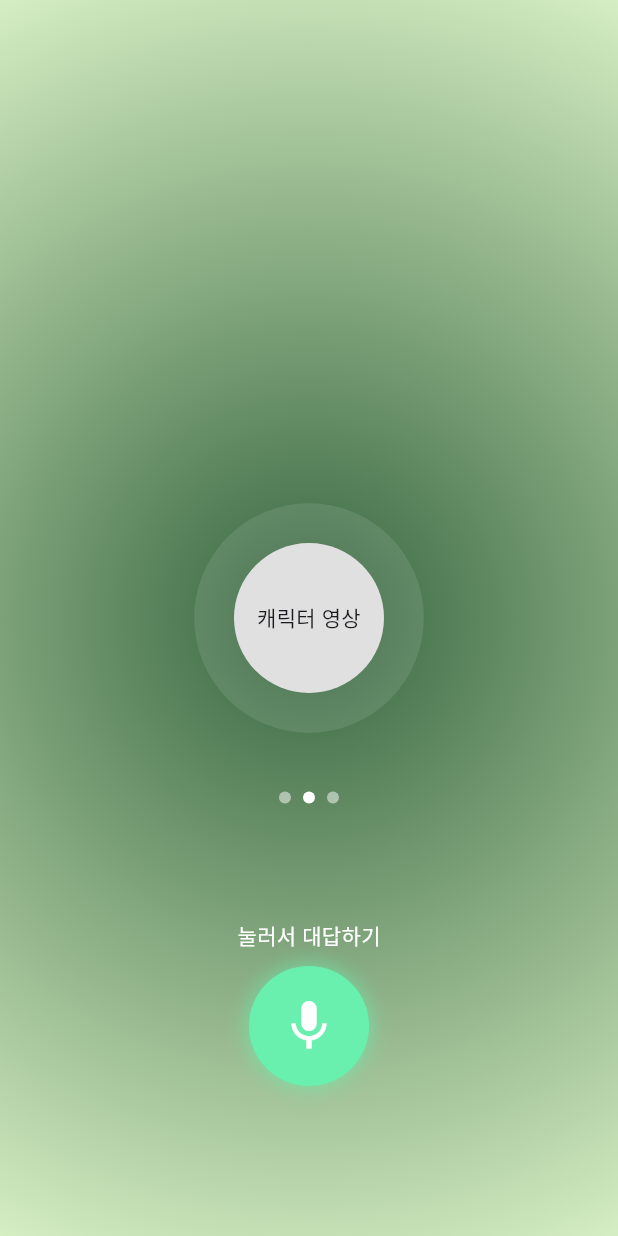
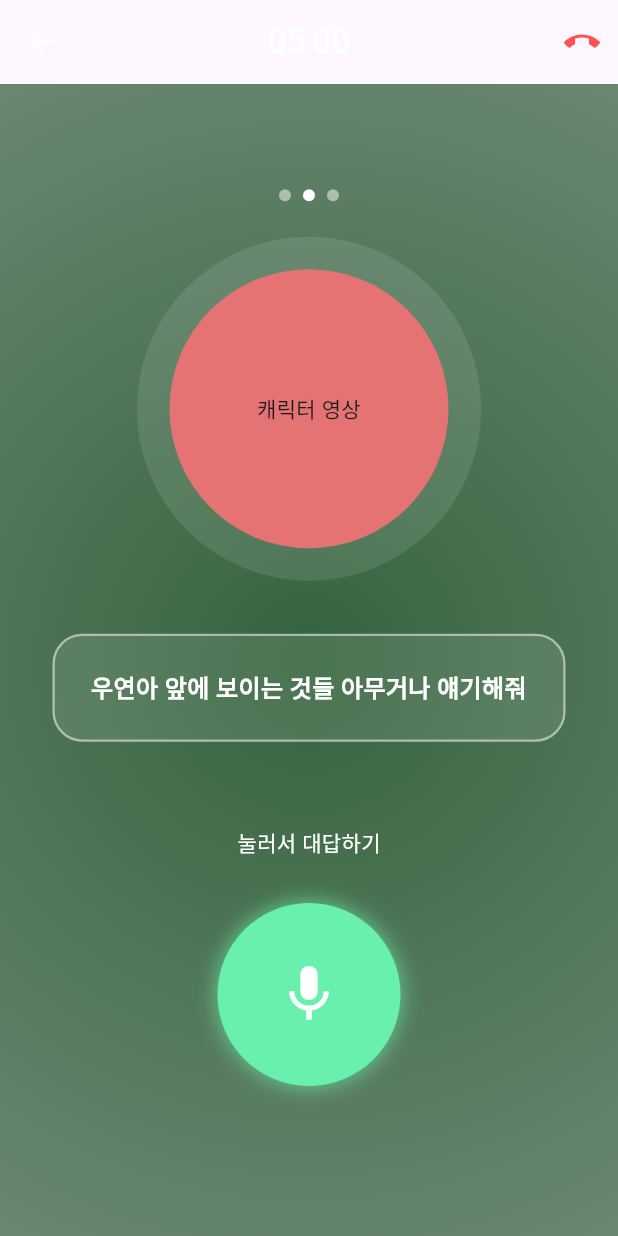
Before and after one commit to GDG-Solution/GDG-Front, a Flutter app: the CallingMain screen opened directly, on a phone screen of 412 x 824 dp. Run offline on Flutter 3.47's test engine with Material 3 defaults, Android fonts, the phone set to English and light mode, and no system bars.

Commit message:
Style: 요소 재배열
- 전체 Column으로 감싸게 변경
- 캐릭터 영상 부분은 Stack으로 애니메이션 효과 적용
- 전체 padding (SizedBox) 수정

```diff
--- a/breath/lib/screens/calling/calling_main.dart
+++ b/breath/lib/screens/calling/calling_main.dart
@@ -29,17 +29,30 @@ class _CallingMainState extends State<CallingMain>
   @override
   Widget build(BuildContext context) {
     return Scaffold(
+      appBar: _buildAppBar(), // ✅ 상단 앱바
       body: Container(
         decoration: BoxDecoration(
           gradient: RadialGradient(
-            center: Alignment.center, // ✅ 원형 그라데이션 중심을 상단으로 설정
-            radius: 1.2, // ✅ 그라데이션 반경 조정
+            center: Alignment.center,
+            radius: 1.2,
             colors: [
               Color(0xFF35643E), // 진한 녹색 (중심)
-              Color(0xFFE1F8CC), // 밝은 연두색 (외곽)
+              Color(0xFF728C78), // 밝은 연두색 (외곽)
             ],
           ),
         ),
+        child: Column(
+          mainAxisAlignment: MainAxisAlignment.spaceBetween, // ✅ 상, 중, 하 균등 분배
+          children: [
+            // ✅ 1. 상단 영역 (타이머 등)
+            SizedBox(height: 10),
+
+            // ✅ 2. 중앙 영역 (캐릭터 + 애니메이션)
+            Column(
+              children: [
+                Container(
+                  // 캐릭터 영상
+                  height: 300,
                   child: Stack(
                     alignment: Alignment.center,
                     children: [
@@ -48,13 +61,44 @@ class _CallingMainState extends State<CallingMain>
                       Positioned(
                         bottom: MediaQuery.of(context).size.height * 0.35,
                         child: PageIndicator(), // 페이지 인디케이터
+                      )
+                    ],
                   ),
-            Align(
-              alignment: Alignment.bottomCenter, // ✅ 하단 중앙 정렬
-              child: Padding(
-                padding: EdgeInsets.only(bottom: 50), // ✅ 하단 여백 조정
+                ),
+
+                // SizedBox(height: 10),
+                // PageIndicator(), // 페이지 인디케이터
+                SizedBox(height: 0),
+                Container(
+                  height: 72, // ✅ 높이를 줄여서 버튼 스타일처럼 만들기
+                  width: double.infinity,
+                  margin: EdgeInsets.symmetric(horizontal: 35), // ✅ 좌우 여백 추가
+                  decoration: BoxDecoration(
+                    color: Colors.white.withOpacity(0.1), // ✅ 반투명한 배경
+                    borderRadius: BorderRadius.circular(20), // ✅ 둥근 모서리
+                    border: Border.all(
+                      color: Colors.white.withOpacity(0.5), // ✅ 반투명한 테두리
+                      width: 1.5, // ✅ 테두리 두께
+                    ),
+                  ),
+                  alignment: Alignment.center,
+                  child: Text(
+                    "우연아 앞에 보이는 것들 아무거나 얘기해줘",
+                    style: TextStyle(
+                      color: Colors.white, // ✅ 흰색 텍스트
+                      fontSize: 16, // ✅ 적절한 폰트 크기
+                      fontWeight: FontWeight.w600, // ✅ 중간 굵기 적용
+                    ),
+                    textAlign: TextAlign.center, // ✅ 텍스트 중앙 정렬
+                  ),
+                )
+              ],
+            ),
+
+            // ✅ 3. 하단 영역 (마이크 버튼)
+            Padding(
+              padding: EdgeInsets.only(bottom: 100), // ✅ 버튼 하단 여백 추가
               child: MicButton(),
-              ),
             ),
           ],
         ),
@@ -62,10 +106,10 @@ class _CallingMainState extends State<CallingMain>
     );
   }
 
-  // 상단 앱바
+  // ✅ 상단 앱바
   AppBar _buildAppBar() {
     return AppBar(
-      backgroundColor: Colors.transparent,
+      backgroundColor: Colors.transparent, // ✅ 배경 투명
       elevation: 0,
       leading: IconButton(
         icon: Icon(Icons.arrow_back, color: Colors.white),
@@ -95,8 +139,8 @@ class AnimatedWaveCircle extends StatelessWidget {
       animation: controller,
       builder: (context, child) {
         return Container(
-          width: 150 * controller.value,
-          height: 150 * controller.value,
+          width: 225 * controller.value,
+          height: 225 * controller.value,
           decoration: BoxDecoration(
             shape: BoxShape.circle,
             color: Colors.white.withOpacity(0.1),
@@ -112,11 +156,11 @@ class CharacterCircle extends StatelessWidget {
   @override
   Widget build(BuildContext context) {
     return Container(
-      width: 100,
-      height: 100,
+      width: 186,
+      height: 186,
       decoration: BoxDecoration(
         shape: BoxShape.circle,
-        color: Colors.grey[300],
+        color: Colors.red[300],
       ),
       child: Center(
         child: Text('캐릭터 영상', textAlign: TextAlign.center),
@@ -146,26 +190,22 @@ class PageIndicator extends StatelessWidget {
   }
 }
 
-// ✅ 하단 마이크 버튼 (위치 수정 완료)
+// ✅ 하단 마이크 버튼
 class MicButton extends StatelessWidget {
   @override
   Widget build(BuildContext context) {
-    return Align(
-      alignment: Alignment.bottomCenter, // ✅ 하단 중앙 정렬
-      child: Padding(
-        padding: EdgeInsets.only(bottom: 50), // ✅ 하단 여백 조정
-        child: Column(
+    return Column(
       mainAxisSize: MainAxisSize.min, // ✅ Column이 내용만큼만 차지하도록 설정
       children: [
         Text('눌러서 대답하기', style: TextStyle(color: Colors.white)),
-            SizedBox(height: 10),
+        SizedBox(height: 30),
         GestureDetector(
           onTap: () {
             print("마이크 버튼 클릭됨");
           },
           child: Container(
-                width: 80,
-                height: 80,
+            width: 122,
+            height: 122,
             decoration: BoxDecoration(
               shape: BoxShape.circle,
               boxShadow: [
@@ -177,12 +217,10 @@ class MicButton extends StatelessWidget {
               ],
               color: Colors.greenAccent,
             ),
-                child: Icon(Icons.mic, color: Colors.white, size: 40),
+            child: Icon(Icons.mic, color: Colors.white, size: 45),
           ),
         ),
       ],
-        ),
-      ),
     );
   }
 }
```
Lines whose indentation alone changed are shown as unchanged.
